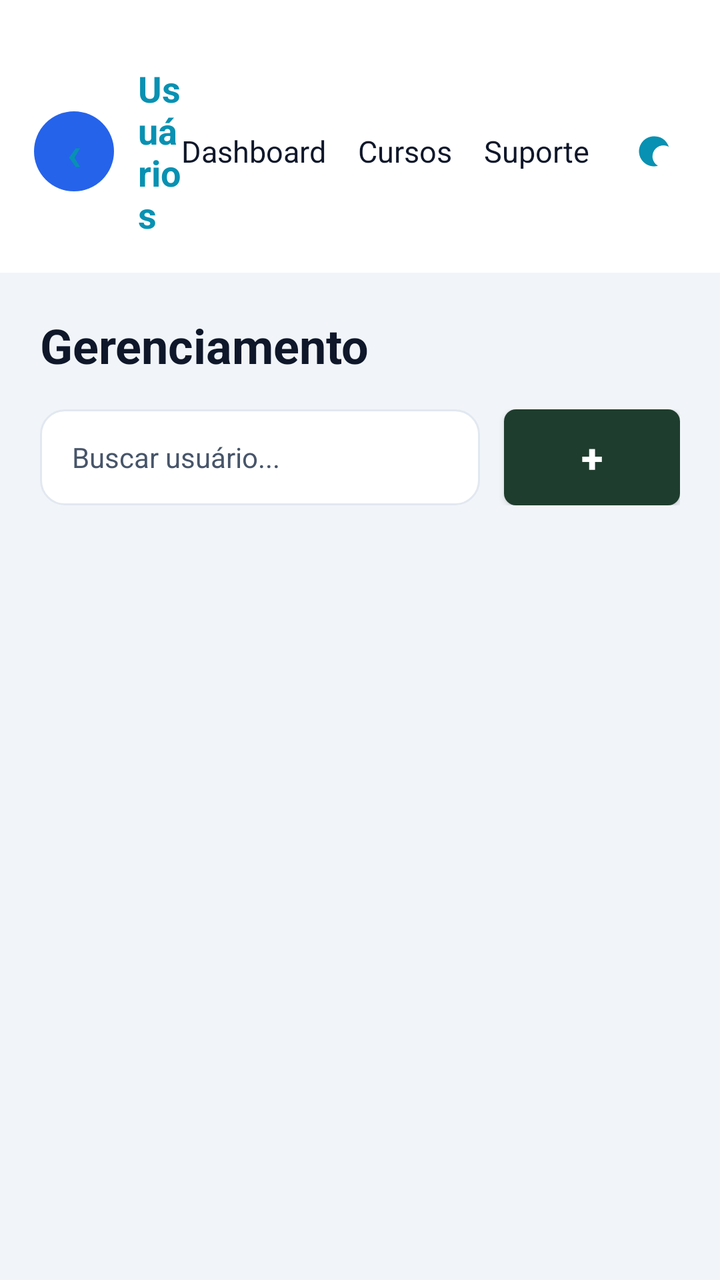
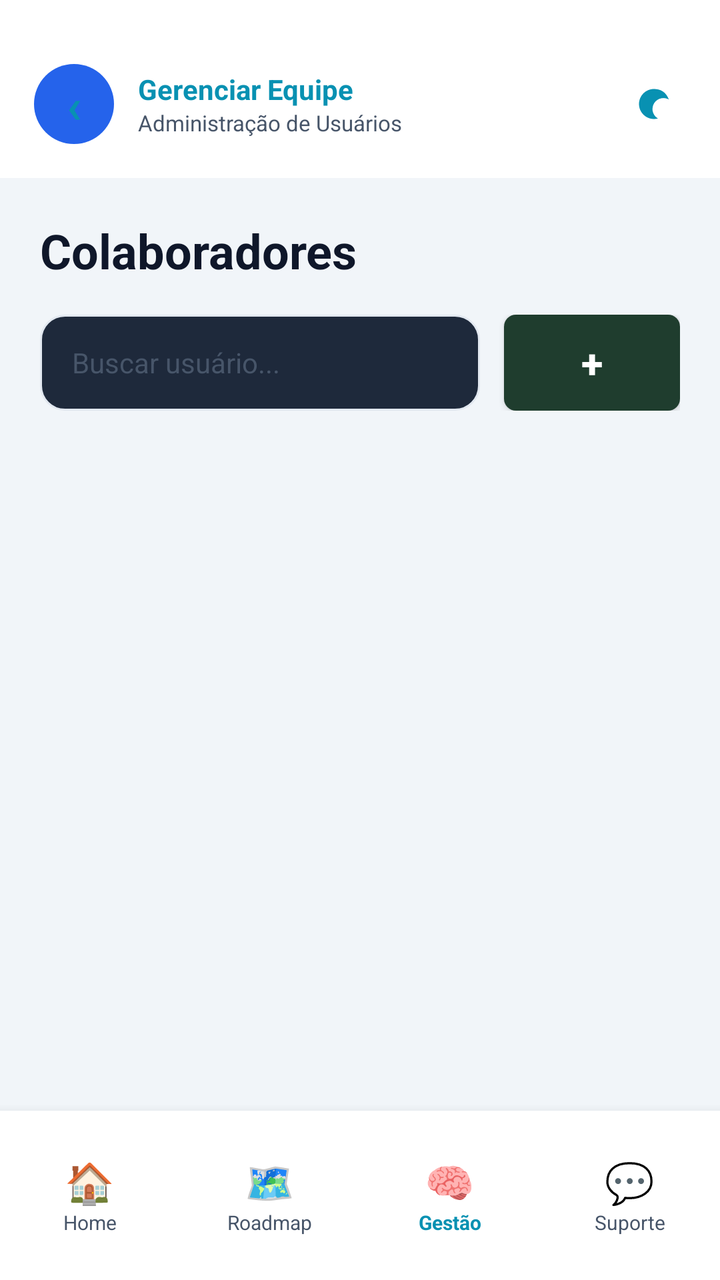

An Android layout rendered at two revisions. The XML below is the earlier revision; the diff shows what the commit changed to produce the second picture.
<!-- AndroidManifest.xml: application theme Theme.GrowMapApp -->
<!-- res/layout/gerenciar_user.xml -->
<?xml version="1.0" encoding="utf-8"?>
<LinearLayout xmlns:android="http://schemas.android.com/apk/res/android"
    xmlns:app="http://schemas.android.com/apk/res-auto"
    xmlns:tools="http://schemas.android.com/tools"
    android:id="@+id/main"
    android:layout_width="match_parent"
    android:layout_height="match_parent"
    android:orientation="vertical"
    android:background="@color/bg_dark">

    
    <LinearLayout
        android:layout_width="match_parent"
        android:layout_height="wrap_content"
        android:background="@color/bg_header"
        android:orientation="horizontal"
        android:paddingTop="32dp"
        android:paddingBottom="17dp"
        android:paddingStart="17dp"
        android:paddingEnd="17dp"
        android:gravity="center_vertical">

        <TextView
            android:id="@+id/btnBack"
            android:layout_width="40dp"
            android:layout_height="40dp"
            android:background="@drawable/bg_avatar"
            android:gravity="center"
            android:text="‹"
            android:textColor="@color/accent_cyan"
            android:textSize="24sp"
            android:textStyle="bold"
            android:clickable="true"
            android:focusable="true"/>

        <TextView
            android:layout_width="0dp"
            android:layout_height="wrap_content"
            android:layout_weight="1"
            android:layout_marginStart="12dp"
            android:text="Usuários"
            android:textColor="@color/accent_cyan"
            android:textStyle="bold"
            android:textSize="18sp"/>

        <TextView
            android:id="@+id/btnDashboard"
            android:layout_width="wrap_content"
            android:layout_height="wrap_content"
            android:text="Dashboard" android:textColor="@color/text_primary"
            android:textSize="15sp" android:layout_marginEnd="16dp"
            android:clickable="true"
            android:focusable="true"/>

        <TextView
            android:id="@+id/btnCursos"
            android:layout_width="wrap_content"
            android:layout_height="wrap_content"
            android:text="Cursos"
            android:textColor="@color/text_primary"
            android:textSize="15sp"
            android:layout_marginEnd="16dp"
            android:clickable="true"
            android:focusable="true" />

        <TextView
            android:id="@+id/btnSuporte"
            android:layout_width="wrap_content"
            android:layout_height="wrap_content"
            android:text="Suporte"
            android:textColor="@color/text_primary"
            android:textSize="15sp"
            android:layout_marginEnd="16dp"
            android:clickable="true"
            android:focusable="true"/>

        <ImageView
            android:id="@+id/btnThemeToggle"
            android:layout_width="32dp"
            android:layout_height="32dp"
            android:background="?attr/selectableItemBackgroundBorderless"
            android:contentDescription="Alternar Tema"
            android:padding="6dp"
            android:src="@drawable/ic_moon"
            app:tint="@color/accent_cyan"
            android:clickable="true"
            android:focusable="true"/>
    </LinearLayout>

    <LinearLayout
        android:layout_width="match_parent"
        android:layout_height="match_parent"
        android:orientation="vertical"
        android:padding="20dp">

        <TextView
            android:layout_width="wrap_content"
            android:layout_height="wrap_content"
            android:text="Gerenciamento"
            android:textColor="@color/text_primary"
            android:textSize="24sp"
            android:textStyle="bold"/>

        <LinearLayout
            android:layout_width="match_parent"
            android:layout_height="wrap_content"
            android:layout_marginTop="16dp"
            android:orientation="horizontal"
            android:gravity="center_vertical">

            <EditText
                android:id="@+id/etSearch"
                android:layout_width="0dp"
                android:layout_height="48dp"
                android:layout_weight="1"
                android:background="@drawable/bg_card_darkblue"
                android:hint="@string/buscar_hint"
                android:paddingHorizontal="16dp"
                android:textColor="@color/text_primary"
                android:textColorHint="@color/text_secondary"
                android:textSize="14sp" />

            <androidx.appcompat.widget.AppCompatButton
                android:id="@+id/btnAddCollaborator"
                android:layout_width="wrap_content"
                android:layout_height="48dp"
                android:layout_marginStart="12dp"
                android:background="@drawable/bg_badge_green"
                android:paddingHorizontal="16dp"
                android:text="+"
                android:textColor="@color/white"
                android:textSize="20sp"
                android:textStyle="bold" />
        </LinearLayout>

        <androidx.recyclerview.widget.RecyclerView
            android:id="@+id/rvUsers"
            android:layout_width="match_parent"
            android:layout_height="match_parent"
            android:layout_marginTop="20dp"
            android:clipToPadding="false"
            tools:listitem="@layout/item_user" />
    </LinearLayout>
</LinearLayout>
<!-- res/layout/item_user.xml (included above) -->
<?xml version="1.0" encoding="utf-8"?>
<androidx.constraintlayout.widget.ConstraintLayout xmlns:android="http://schemas.android.com/apk/res/android"
    xmlns:app="http://schemas.android.com/apk/res-auto"
    android:layout_width="match_parent"
    android:layout_height="wrap_content"
    android:layout_margin="8dp"
    android:background="@drawable/bg_card_darkblue"
    android:padding="16dp">

    <TextView
        android:id="@+id/tvName"
        android:layout_width="0dp"
        android:layout_height="wrap_content"
        android:ellipsize="end"
        android:maxLines="1"
        android:textColor="@color/text_primary"
        android:textSize="18sp"
        android:textStyle="bold"
        app:layout_constraintEnd_toEndOf="parent"
        app:layout_constraintStart_toStartOf="parent"
        app:layout_constraintTop_toTopOf="parent" />

    <TextView
        android:id="@+id/tvRole"
        android:layout_width="0dp"
        android:layout_height="wrap_content"
        android:ellipsize="end"
        android:maxLines="1"
        android:textColor="@color/text_secondary"
        android:textSize="14sp"
        app:layout_constraintEnd_toEndOf="parent"
        app:layout_constraintStart_toStartOf="parent"
        app:layout_constraintTop_toBottomOf="@id/tvName" />

    <TextView
        android:id="@+id/tvEmail"
        android:layout_width="0dp"
        android:layout_height="wrap_content"
        android:layout_marginTop="8dp"
        android:ellipsize="end"
        android:maxLines="1"
        android:textColor="@color/text_secondary"
        android:textSize="14sp"
        app:layout_constraintEnd_toEndOf="parent"
        app:layout_constraintStart_toStartOf="parent"
        app:layout_constraintTop_toBottomOf="@id/tvRole" />

    <TextView
        android:id="@+id/labelNota"
        android:layout_width="wrap_content"
        android:layout_height="wrap_content"
        android:layout_marginTop="16dp"
        android:text="@string/nota_geral"
        android:textColor="@color/text_secondary"
        android:textSize="12sp"
        app:layout_constraintStart_toStartOf="parent"
        app:layout_constraintTop_toBottomOf="@id/tvEmail" />

    <ProgressBar
        android:id="@+id/progressBar"
        style="@style/Widget.AppCompat.ProgressBar.Horizontal"
        android:layout_width="0dp"
        android:layout_height="8dp"
        android:layout_marginTop="4dp"
        android:layout_marginEnd="16dp"
        android:max="100"
        android:progressDrawable="@drawable/progress_gradient"
        app:layout_constraintEnd_toStartOf="@id/tvPercentage"
        app:layout_constraintStart_toStartOf="parent"
        app:layout_constraintTop_toBottomOf="@id/labelNota" />

    <TextView
        android:id="@+id/tvPercentage"
        android:layout_width="wrap_content"
        android:layout_height="wrap_content"
        android:textColor="@color/text_primary"
        android:textSize="14sp"
        android:textStyle="bold"
        app:layout_constraintBottom_toBottomOf="@id/progressBar"
        app:layout_constraintEnd_toEndOf="parent"
        app:layout_constraintTop_toTopOf="@id/progressBar" />

    <TextView
        android:id="@+id/labelTempo"
        android:layout_width="0dp"
        android:layout_height="wrap_content"
        android:layout_marginTop="12dp"
        android:layout_marginEnd="8dp"
        android:text="@string/tempo_de_empresa"
        android:textColor="@color/text_secondary"
        android:textSize="12sp"
        app:layout_constraintEnd_toStartOf="@id/tvTempoValue"
        app:layout_constraintStart_toStartOf="parent"
        app:layout_constraintTop_toBottomOf="@id/progressBar" />

    <TextView
        android:id="@+id/tvTempoValue"
        android:layout_width="wrap_content"
        android:layout_height="wrap_content"
        android:textColor="@color/text_primary"
        android:textSize="14sp"
        app:layout_constraintBottom_toBottomOf="@id/labelTempo"
        app:layout_constraintEnd_toEndOf="parent"
        app:layout_constraintTop_toTopOf="@id/labelTempo" />

    <View
        android:id="@+id/divider"
        android:layout_width="match_parent"
        android:layout_height="1dp"
        android:layout_marginTop="16dp"
        android:background="@color/divider"
        app:layout_constraintTop_toBottomOf="@id/labelTempo" />

    <TextView
        android:id="@+id/btnVerPerfil"
        android:layout_width="wrap_content"
        android:layout_height="wrap_content"
        android:layout_marginTop="12dp"
        android:background="?attr/selectableItemBackground"
        android:clickable="true"
        android:focusable="true"
        android:padding="8dp"
        android:text="@string/ver_perfil"
        android:textColor="@color/text_secondary"
        android:textSize="14sp"
        app:layout_constraintEnd_toEndOf="parent"
        app:layout_constraintStart_toStartOf="parent"
        app:layout_constraintTop_toBottomOf="@id/divider" />

</androidx.constraintlayout.widget.ConstraintLayout>
<!-- resources referenced by this layout -->
<resources>
  <color name="accent_cyan">#0891B2</color>
  <color name="bg_dark">#F1F5F9</color>
  <color name="bg_header">#FFFFFF</color>
  <color name="divider">#E2E8F0</color>
  <color name="text_primary">#0F172A</color>
  <color name="text_secondary">#475569</color>
  <color name="white">#FFFFFFFF</color>
  <!-- drawable bg_avatar (drawable) -->
  <?xml version="1.0" encoding="utf-8"?>
  <shape xmlns:android="http://schemas.android.com/apk/res/android" android:shape="oval">
      <solid android:color="@color/avatar_blue"/>
  </shape>
  <!-- drawable bg_badge_green (drawable) -->
  <?xml version="1.0" encoding="utf-8"?>
  <shape xmlns:android="http://schemas.android.com/apk/res/android" android:shape="rectangle">
      <solid android:color="#1F3D2E"/>
      <corners android:radius="6dp"/>
  </shape>
  <!-- drawable bg_card_darkblue (drawable) -->
  <?xml version="1.0" encoding="utf-8"?>
  <shape xmlns:android="http://schemas.android.com/apk/res/android" android:shape="rectangle">
      <solid android:color="@color/bg_card"/>
      <stroke android:width="1dp" android:color="@color/bg_card_border"/>
      <corners android:radius="12dp"/>
  </shape>
  <!-- drawable ic_moon (drawable) -->
  <vector xmlns:android="http://schemas.android.com/apk/res/android"
      android:width="24dp"
      android:height="24dp"
      android:viewportWidth="24"
      android:viewportHeight="24">
      <path
          android:fillColor="#FFFFFF"
          android:pathData="M12,3c-4.97,0-9,4.03-9,9s4.03,9,9,9c0.83,0,1.63-0.11,2.39-0.31c-1.97-1.12-3.3-3.25-3.3-5.69c0-3.62,2.94-6.56,6.56-6.56c1.19,0,2.31,0.32,3.27,0.87C19.14,4.64,15.82,3,12,3z"/>
  </vector>
  <!-- drawable progress_gradient (drawable) -->
  <layer-list xmlns:android="http://schemas.android.com/apk/res/android">
      <item>
          <shape>
              <solid android:color="#E0E0E0"/>
              <corners android:radius="8dp"/>
          </shape>
      </item>
  
      <item android:id="@android:id/progress">
          <clip>
              <shape>
                  <gradient
                      android:startColor="#4CAF50"
                      android:endColor="#2E7D32"
                      android:angle="0"/>
                  <corners android:radius="8dp"/>
              </shape>
          </clip>
      </item>
  </layer-list>
  <string name="buscar_hint">Buscar usuário...</string>
  <string name="nota_geral">Nota geral</string>
  <string name="tempo_de_empresa">Tempo de empresa</string>
  <string name="ver_perfil">Ver perfil</string>
  <style name="Theme.GrowMapApp" parent="Base.Theme.GrowMapApp" />
  <color name="avatar_blue">#2563EB</color>
  <color name="bg_card">#FFFFFF</color>
  <color name="bg_card_border">#E2E8F0</color>
  <style name="Base.Theme.GrowMapApp" parent="Theme.Material3.DayNight.NoActionBar">
          
          
      </style>
</resources>

<!-- the commit's change to res/layout/gerenciar_user.xml (unified diff, before → after) -->
@@ -1,15 +1,13 @@
-<?xml version="1.0" encoding="utf-8"?>
-<LinearLayout xmlns:android="http://schemas.android.com/apk/res/android"
+<RelativeLayout xmlns:android="http://schemas.android.com/apk/res/android"
     xmlns:app="http://schemas.android.com/apk/res-auto"
     xmlns:tools="http://schemas.android.com/tools"
-    android:id="@+id/main"
     android:layout_width="match_parent"
     android:layout_height="match_parent"
-    android:orientation="vertical"
     android:background="@color/bg_dark">
 
     
     <LinearLayout
+        android:id="@+id/topNavbar"
         android:layout_width="match_parent"
         android:layout_height="wrap_content"
         android:background="@color/bg_header"
@@ -18,10 +16,11 @@
         android:paddingBottom="17dp"
         android:paddingStart="17dp"
         android:paddingEnd="17dp"
-        android:gravity="center_vertical">
+        android:gravity="center_vertical"
+        android:layout_alignParentTop="true">
 
         <TextView
-            android:id="@+id/btnBack"
+            android:id="@+id/btnBackHeader"
             android:layout_width="40dp"
             android:layout_height="40dp"
             android:background="@drawable/bg_avatar"
@@ -33,46 +32,26 @@
             android:clickable="true"
             android:focusable="true"/>
 
-        <TextView
+        <LinearLayout
             android:layout_width="0dp"
             android:layout_height="wrap_content"
             android:layout_weight="1"
             android:layout_marginStart="12dp"
-            android:text="Usuários"
-            android:textColor="@color/accent_cyan"
-            android:textStyle="bold"
-            android:textSize="18sp"/>
-
-        <TextView
-            android:id="@+id/btnDashboard"
-            android:layout_width="wrap_content"
-            android:layout_height="wrap_content"
-            android:text="Dashboard" android:textColor="@color/text_primary"
-            android:textSize="15sp" android:layout_marginEnd="16dp"
-            android:clickable="true"
-            android:focusable="true"/>
-
-        <TextView
-            android:id="@+id/btnCursos"
-            android:layout_width="wrap_content"
-            android:layout_height="wrap_content"
-            android:text="Cursos"
-            android:textColor="@color/text_primary"
-            android:textSize="15sp"
-            android:layout_marginEnd="16dp"
-            android:clickable="true"
-            android:focusable="true" />
-
-        <TextView
-            android:id="@+id/btnSuporte"
-            android:layout_width="wrap_content"
-            android:layout_height="wrap_content"
-            android:text="Suporte"
-            android:textColor="@color/text_primary"
-            android:textSize="15sp"
-            android:layout_marginEnd="16dp"
-            android:clickable="true"
-            android:focusable="true"/>
+            android:orientation="vertical">
+            <TextView
+                android:layout_width="wrap_content"
+                android:layout_height="wrap_content"
+                android:text="Gerenciar Equipe"
+                android:textColor="@color/accent_cyan"
+                android:textStyle="bold"
+                android:textSize="14sp"/>
+            <TextView
+                android:layout_width="wrap_content"
+                android:layout_height="wrap_content"
+                android:text="Administração de Usuários"
+                android:textColor="@color/text_secondary"
+                android:textSize="11sp"/>
+        </LinearLayout>
 
         <ImageView
             android:id="@+id/btnThemeToggle"
@@ -87,61 +66,133 @@
             android:focusable="true"/>
     </LinearLayout>
 
+    
     <LinearLayout
+        android:id="@+id/bottomNavbar"
+        android:layout_width="match_parent"
+        android:layout_height="wrap_content"
+        android:layout_alignParentBottom="true"
+        android:background="@color/bg_header"
+        android:orientation="horizontal"
+        android:paddingVertical="22dp"
+        android:gravity="center_vertical"
+        android:elevation="8dp">
+
+        <LinearLayout
+            android:id="@+id/btnNavDashboard"
+            android:layout_width="0dp"
+            android:layout_height="wrap_content"
+            android:layout_weight="1"
+            android:orientation="vertical"
+            android:gravity="center"
+            android:clickable="true"
+            android:focusable="true">
+            <TextView android:layout_width="wrap_content" android:layout_height="wrap_content" android:text="🏠" android:textSize="20sp"/>
+            <TextView android:layout_width="wrap_content" android:layout_height="wrap_content" android:text="Home" android:textColor="@color/text_secondary" android:textSize="10sp"/>
+        </LinearLayout>
+
+        <LinearLayout
+            android:id="@+id/btnNavRoadmap"
+            android:layout_width="0dp"
+            android:layout_height="wrap_content"
+            android:layout_weight="1"
+            android:orientation="vertical"
+            android:gravity="center"
+            android:clickable="true"
+            android:focusable="true">
+            <TextView android:layout_width="wrap_content" android:layout_height="wrap_content" android:text="🗺️" android:textSize="20sp"/>
+            <TextView android:layout_width="wrap_content" android:layout_height="wrap_content" android:text="Roadmap" android:textColor="@color/text_secondary" android:textSize="10sp"/>
+        </LinearLayout>
+
+        <LinearLayout
+            android:id="@+id/btnNavGestao"
+            android:layout_width="0dp"
+            android:layout_height="wrap_content"
+            android:layout_weight="1"
+            android:orientation="vertical"
+            android:gravity="center">
+            <TextView android:layout_width="wrap_content" android:layout_height="wrap_content" android:text="🧠" android:textSize="20sp"/>
+            <TextView android:layout_width="wrap_content" android:layout_height="wrap_content" android:text="Gestão" android:textColor="@color/accent_cyan" android:textSize="10sp" android:textStyle="bold"/>
+        </LinearLayout>
+
+        <LinearLayout
+            android:id="@+id/btnNavSuporte"
+            android:layout_width="0dp"
+            android:layout_height="wrap_content"
+            android:layout_weight="1"
+            android:orientation="vertical"
+            android:gravity="center"
+            android:clickable="true"
+            android:focusable="true">
+            <TextView android:layout_width="wrap_content" android:layout_height="wrap_content" android:text="💬" android:textSize="20sp"/>
+            <TextView android:layout_width="wrap_content" android:layout_height="wrap_content" android:text="Suporte" android:textColor="@color/text_secondary" android:textSize="10sp"/>
+        </LinearLayout>
+    </LinearLayout>
+
+    <androidx.core.widget.NestedScrollView
         android:layout_width="match_parent"
         android:layout_height="match_parent"
-        android:orientation="vertical"
-        android:padding="20dp">
-
-        <TextView
-            android:layout_width="wrap_content"
-            android:layout_height="wrap_content"
-            android:text="Gerenciamento"
-            android:textColor="@color/text_primary"
-            android:textSize="24sp"
-            android:textStyle="bold"/>
+        android:layout_below="@id/topNavbar"
+        android:layout_above="@id/bottomNavbar"
+        android:fillViewport="true">
 
         <LinearLayout
             android:layout_width="match_parent"
             android:layout_height="wrap_content"
-            android:layout_marginTop="16dp"
-            android:orientation="horizontal"
-            android:gravity="center_vertical">
-
-            <EditText
-                android:id="@+id/etSearch"
-                android:layout_width="0dp"
-                android:layout_height="48dp"
-                android:layout_weight="1"
-                android:background="@drawable/bg_card_darkblue"
-                android:hint="@string/buscar_hint"
-                android:paddingHorizontal="16dp"
+            android:orientation="vertical"
+            android:padding="20dp">
+
+            <TextView
+                android:layout_width="wrap_content"
+                android:layout_height="wrap_content"
+                android:text="Colaboradores"
                 android:textColor="@color/text_primary"
-                android:textColorHint="@color/text_secondary"
-                android:textSize="14sp" />
-
-            <androidx.appcompat.widget.AppCompatButton
-                android:id="@+id/btnAddCollaborator"
-                android:layout_width="wrap_content"
-                android:layout_height="48dp"
-                android:layout_marginStart="12dp"
-                android:background="@drawable/bg_badge_green"
-                android:paddingHorizontal="16dp"
-                android:text="+"
-                android:textColor="@color/white"
-                android:textSize="20sp"
-                android:textStyle="bold" />
-        </LinearLayout>
-
-        <androidx.recyclerview.widget.RecyclerView
-            android:id="@+id/rvUsers"
-            android:layout_width="match_parent"
-            android:layout_height="match_parent"
-            android:layout_marginTop="20dp"
-            android:clipToPadding="false"
-            tools:listitem="@layout/item_user" />
-    </LinearLayout>
-</LinearLayout>
+                android:textSize="24sp"
+                android:textStyle="bold"/>
+
+            <LinearLayout
+                android:layout_width="match_parent"
+                android:layout_height="wrap_content"
+                android:layout_marginTop="16dp"
+                android:orientation="horizontal"
+                android:gravity="center_vertical">
+
+                <EditText
+                    android:id="@+id/etSearch"
+                    android:layout_width="0dp"
+                    android:layout_height="48dp"
+                    android:layout_weight="1"
+                    android:background="@drawable/bg_card_darkblue"
+                    android:hint="@string/buscar_hint"
+                    android:paddingHorizontal="16dp"
+                    android:textColor="@color/text_primary"
+                    android:textColorHint="@color/text_secondary"
+                    android:textSize="14sp" />
+
+                <androidx.appcompat.widget.AppCompatButton
+                    android:id="@+id/btnAddCollaborator"
+                    android:layout_width="wrap_content"
+                    android:layout_height="48dp"
+                    android:layout_marginStart="12dp"
+                    android:background="@drawable/bg_badge_green"
+                    android:paddingHorizontal="16dp"
+                    android:text="+"
+                    android:textColor="@color/white"
+                    android:textSize="20sp"
+                    android:textStyle="bold" />
+            </LinearLayout>
+
+            <androidx.recyclerview.widget.RecyclerView
+                android:id="@+id/rvUsers"
+                android:layout_width="match_parent"
+                android:layout_height="wrap_content"
+                android:layout_marginTop="20dp"
+                android:clipToPadding="false"
+                android:nestedScrollingEnabled="false"
+                tools:listitem="@layout/item_user" />
+        </LinearLayout>
+    </androidx.core.widget.NestedScrollView>
+</RelativeLayout>
 <!-- res/layout/item_user.xml (included above) -->
 <?xml version="1.0" encoding="utf-8"?>
 <androidx.constraintlayout.widget.ConstraintLayout xmlns:android="http://schemas.android.com/apk/res/android"
<!-- resource entries referenced after the edit -->
@@ -21,7 +21,7 @@
   <!-- drawable bg_card_darkblue (drawable) -->
   <?xml version="1.0" encoding="utf-8"?>
   <shape xmlns:android="http://schemas.android.com/apk/res/android" android:shape="rectangle">
-      <solid android:color="@color/bg_card"/>
+      <solid android:color="@color/bg_card_darkblue"/>
       <stroke android:width="1dp" android:color="@color/bg_card_border"/>
       <corners android:radius="12dp"/>
   </shape>
@@ -62,7 +62,7 @@
   <string name="ver_perfil">Ver perfil</string>
   <style name="Theme.GrowMapApp" parent="Base.Theme.GrowMapApp" />
   <color name="avatar_blue">#2563EB</color>
-  <color name="bg_card">#FFFFFF</color>
+  <color name="bg_card_darkblue">#1E293B</color>
   <color name="bg_card_border">#E2E8F0</color>
   <style name="Base.Theme.GrowMapApp" parent="Theme.Material3.DayNight.NoActionBar">
           
